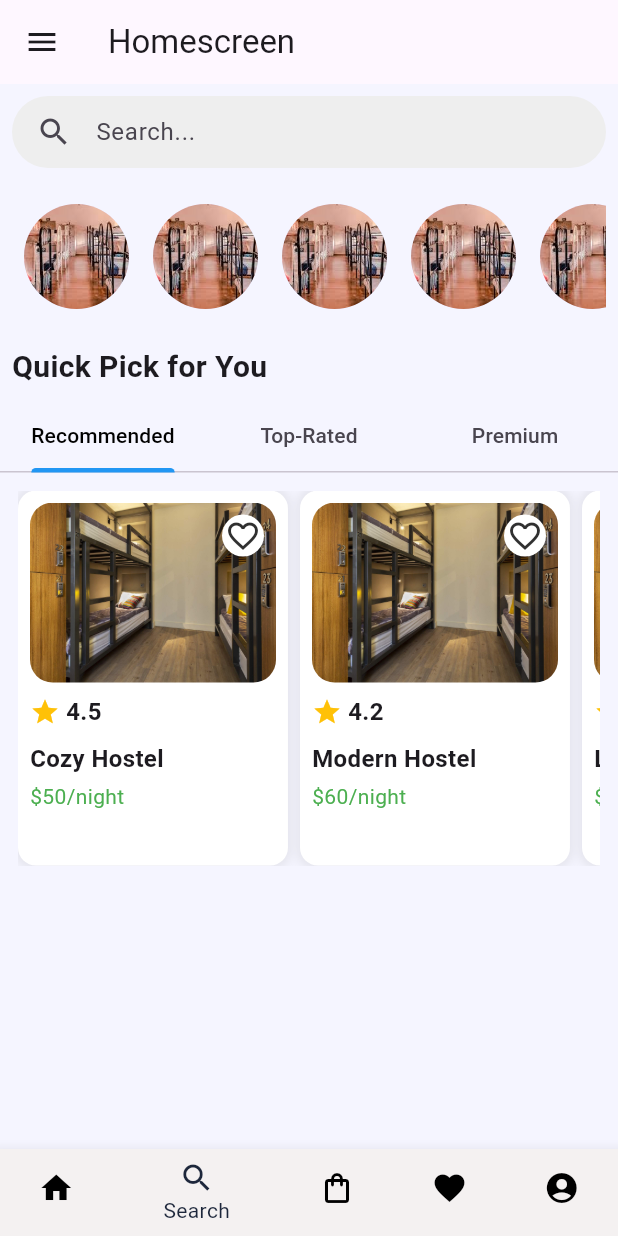
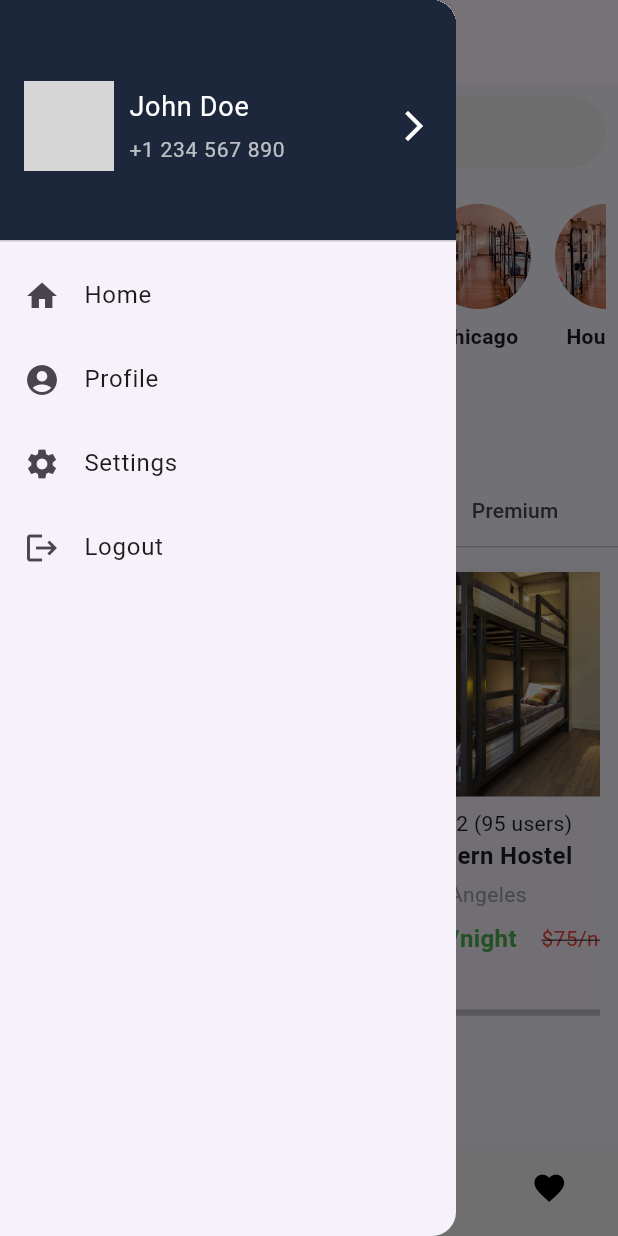
Before and after one commit to Amaldas467/hostel_app, a Flutter app: the HomeScreen screen opened by its route, item 2 of the bottom bar chosen, after a tap on the "menu" icon, on a phone screen of 412 x 824 dp. Run offline on Flutter 3.47's test engine with Material 3 defaults, Android fonts, the phone set to English and light mode, and no system bars; our stand-ins replace stacked; statements that could not run were skipped; grey boxes are pictures that could not be loaded.

Commit message:
edited homescreen

```diff
--- a/lib/screens/homescreen/homescreen_view.dart
+++ b/lib/screens/homescreen/homescreen_view.dart
@@ -1,4 +1,5 @@
 import 'package:flutter/material.dart';
+import 'package:hostel_app/screens/homescreen/widgets/drawer.dart';
 import 'package:hostel_app/screens/homescreen/widgets/hostelcard.dart';
 import 'package:hostel_app/widgets/bottom_nav.dart';
 import '../../constants/colorconstants.dart';
@@ -24,12 +25,17 @@ class _HomeScreenState extends State<HomeScreen> {
     return Scaffold(
       backgroundColor: AppColors.creamColor,
       appBar: AppBar(
-        leading: IconButton(
+        leading: Builder(
+          builder: (context) => IconButton(
             icon: Icon(Icons.menu),
-          onPressed: () {},
+            onPressed: () {
+              Scaffold.of(context).openDrawer();
+            },
+          ),
         ),
         title: Text('Homescreen'),
       ),
+      drawer: Homescreen_drawer(),
       body: CustomScrollView(
         slivers: [
           SliverToBoxAdapter(
@@ -55,18 +61,58 @@ class _HomeScreenState extends State<HomeScreen> {
             child: Padding(
               padding: const EdgeInsets.symmetric(vertical: 16, horizontal: 8),
               child: SizedBox(
-                height: 70,
+                height: 120,
                 child: ListView.builder(
                   scrollDirection: Axis.horizontal,
-                  itemCount: 8,
+                  itemCount: cities.length + 1,
                   itemBuilder: (context, index) {
+                    if (index == 0) {
                       return Padding(
                         padding: const EdgeInsets.symmetric(horizontal: 8.0),
-                      child: CircleAvatar(
+                        child: Column(
+                          children: [
+                            CircleAvatar(
                               radius: 35,
-                        backgroundImage: AssetImage('assets/hostel2.jpeg'),
+                              backgroundColor: Colors.black,
+                              child: Icon(
+                                Icons.near_me,
+                                color: Colors.white,
+                                size: 30,
+                              ),
+                            ),
+                            SizedBox(height: 8),
+                            Text(
+                              'Nearby',
+                              style: TextStyle(
+                                fontSize: 14,
+                                fontWeight: FontWeight.bold,
+                              ),
+                            ),
+                          ],
                         ),
                       );
+                    } else {
+                      final city = cities[index - 1];
+                      return Padding(
+                        padding: const EdgeInsets.symmetric(horizontal: 8.0),
+                        child: Column(
+                          children: [
+                            CircleAvatar(
+                              radius: 35,
+                              backgroundImage: AssetImage(city['image']!),
+                            ),
+                            SizedBox(height: 8),
+                            Text(
+                              city['name']!,
+                              style: TextStyle(
+                                fontSize: 14,
+                                fontWeight: FontWeight.bold,
+                              ),
+                            ),
+                          ],
+                        ),
+                      );
+                    }
                   },
                 ),
               ),
@@ -93,7 +139,8 @@ class _HomeScreenState extends State<HomeScreen> {
               child: LayoutBuilder(
                 builder: (context, constraints) {
                   return SizedBox(
-                    height: 250,
+                    height: 300,
+                    //width: 300,
                     child: ListView.builder(
                       scrollDirection: Axis.horizontal,
                       itemCount: hostels.length,
@@ -102,12 +149,16 @@ class _HomeScreenState extends State<HomeScreen> {
                         return Padding(
                           padding: const EdgeInsets.only(right: 8.0),
                           child: SizedBox(
-                            width: 180, // Fixed width for each item
+                            width: 240,
                             child: Hostelcard(
                               imageUrl: hostel['imageUrl'],
                               rating: hostel['rating'],
                               title: hostel['title'],
                               price: hostel['price'],
+                              location: hostel['location'],
+                              originalPrice: hostel['originalPrice'],
+                              offerPercentage: hostel['offerPercentage'],
+                              userCount: hostel['userCount'],
                             ),
                           ),
                         );
--- /dev/null
+++ b/lib/screens/homescreen/widgets/drawer.dart
@@ -0,0 +1,82 @@
+import 'package:flutter/material.dart';
+
+import '../../../constants/colorconstants.dart';
+
+class Homescreen_drawer extends StatelessWidget {
+  const Homescreen_drawer({super.key});
+
+  @override
+  Widget build(BuildContext context) {
+    return Drawer(
+      child: ListView(
+        padding: EdgeInsets.zero,
+        children: [
+          DrawerHeader(
+            decoration: BoxDecoration(
+              color: AppColors.mirage,
+            ),
+            child: Row(
+              children: [
+                CircleAvatar(
+                  radius: 30,
+                  backgroundImage: AssetImage(
+                      'assets/profile.jpg'), // Replace with your profile image asset
+                ),
+                SizedBox(width: 10),
+                Expanded(
+                  child: Column(
+                    mainAxisAlignment: MainAxisAlignment.center,
+                    crossAxisAlignment: CrossAxisAlignment.start,
+                    children: [
+                      Text(
+                        'John Doe',
+                        style: TextStyle(color: Colors.white, fontSize: 18),
+                      ),
+                      SizedBox(height: 5),
+                      Text(
+                        '+1 234 567 890',
+                        style: TextStyle(color: Colors.white70, fontSize: 14),
+                      ),
+                    ],
+                  ),
+                ),
+                Icon(
+                  Icons.arrow_forward_ios,
+                  color: Colors.white,
+                ),
+              ],
+            ),
+          ),
+          ListTile(
+            leading: Icon(Icons.home),
+            title: Text('Home'),
+            onTap: () {
+              // Navigate to home screen
+            },
+          ),
+          ListTile(
+            leading: Icon(Icons.account_circle),
+            title: Text('Profile'),
+            onTap: () {
+              // Navigate to profile screen
+            },
+          ),
+          ListTile(
+            leading: Icon(Icons.settings),
+            title: Text('Settings'),
+            onTap: () {
+              // Navigate to settings screen
+            },
+          ),
+          ListTile(
+            leading: Icon(Icons.logout),
+            title: Text('Logout'),
+            onTap: () {
+              // Handle logout
+            },
+          ),
+        ],
+      ),
+    );
+  }
+}
--- a/lib/screens/homescreen/widgets/hostelcard.dart
+++ b/lib/screens/homescreen/widgets/hostelcard.dart
@@ -1,102 +1,68 @@
 import 'package:flutter/material.dart';
 
-class Hostelcard extends StatefulWidget {
+class Hostelcard extends StatelessWidget {
   final String imageUrl;
   final double rating;
   final String title;
   final String price;
+  final String location;
+  final String originalPrice;
+  final String offerPercentage;
+  final int userCount;
 
   Hostelcard({
     required this.imageUrl,
     required this.rating,
     required this.title,
     required this.price,
+    required this.location,
+    required this.originalPrice,
+    required this.offerPercentage,
+    required this.userCount,
   });
 
   @override
-  _HostelcardState createState() => _HostelcardState();
-}
-
-class _HostelcardState extends State<Hostelcard> {
-  bool _isLiked = false;
-
-  void _toggleLike() {
-    setState(() {
-      _isLiked = !_isLiked;
-    });
-  }
-
-  @override
   Widget build(BuildContext context) {
-    return Container(
-      padding: EdgeInsets.all(8),
-      decoration: BoxDecoration(
-        borderRadius: BorderRadius.circular(12),
-        color: Colors.white,
-        boxShadow: [
-          BoxShadow(
-            color: Colors.grey.withOpacity(0.2),
-            spreadRadius: 2,
-            blurRadius: 5,
+    return Card(
+      shape: RoundedRectangleBorder(
+        borderRadius: BorderRadius.circular(15),
       ),
-        ],
-      ),
+      elevation: 5,
       child: Column(
         crossAxisAlignment: CrossAxisAlignment.start,
         children: [
-          Stack(
-            children: [
           ClipRRect(
-                borderRadius: BorderRadius.circular(15),
+            borderRadius: BorderRadius.vertical(top: Radius.circular(15)),
             child: Image.asset(
-                  widget.imageUrl,
+              imageUrl,
+              fit: BoxFit.cover,
+              height: 150,
               width: double.infinity,
-                  height: 120,
-                  fit: BoxFit.cover,
             ),
           ),
-              Positioned(
-                top: 8,
-                right: 8,
-                child: CircleAvatar(
-                  backgroundColor: Colors.white,
-                  radius: 14,
-                  child: IconButton(
-                    icon: Icon(
-                      _isLiked ? Icons.favorite : Icons.favorite_border,
-                      color: _isLiked
-                          ? Colors.red
-                          : Color.fromARGB(255, 48, 48, 48),
-                    ),
-                    onPressed: _toggleLike,
-                    padding: EdgeInsets.zero,
-                    constraints: BoxConstraints(),
-                  ),
-                ),
-              ),
-            ],
-          ),
-          SizedBox(height: 8),
+          Padding(
+            padding: const EdgeInsets.all(8.0),
+            child: Column(
+              crossAxisAlignment: CrossAxisAlignment.start,
+              children: [
                 Row(
                   children: [
                     Icon(
                       Icons.star,
                       color: Colors.amber,
-                size: 20,
+                      size: 16,
                     ),
                     SizedBox(width: 4),
                     Text(
-                '${widget.rating}',
+                      '$rating (${userCount} users)',
                       style: TextStyle(
-                  fontSize: 16,
-                  fontWeight: FontWeight.bold,
+                        fontSize: 14,
                       ),
                     ),
                   ],
                 ),
-          SizedBox(height: 8),
                 Text(
-            widget.title,
+                  title,
                   style: TextStyle(
                     fontSize: 16,
                     fontWeight: FontWeight.bold,
@@ -104,10 +70,47 @@ class _HostelcardState extends State<Hostelcard> {
                 ),
                 SizedBox(height: 4),
                 Text(
-            widget.price,
+                  location,
+                  style: TextStyle(
+                    color: Colors.grey,
+                  ),
+                ),
+                SizedBox(height: 8),
+                Row(
+                  mainAxisAlignment: MainAxisAlignment.spaceBetween,
+                  children: [
+                    Text(
+                      price,
+                      style: TextStyle(
+                        fontSize: 16,
+                        fontWeight: FontWeight.bold,
+                        color: Colors.green,
+                      ),
+                    ),
+                    Row(
+                      children: [
+                        Text(
+                          originalPrice,
                           style: TextStyle(
                             fontSize: 14,
-              color: Colors.green,
+                            color: Colors.red,
+                            decoration: TextDecoration.lineThrough,
+                          ),
+                        ),
+                        SizedBox(width: 8),
+                        Text(
+                          offerPercentage,
+                          style: TextStyle(
+                            fontSize: 14,
+                            color: Colors.red,
+                          ),
+                        ),
+                      ],
+                    ),
+                  ],
+                ),
+                SizedBox(height: 8),
+              ],
             ),
           ),
         ],
--- a/lib/screens/homescreen/widgets/hosteldata.dart
+++ b/lib/screens/homescreen/widgets/hosteldata.dart
@@ -4,23 +4,49 @@ final List<Map<String, dynamic>> hostels = [
     'rating': 4.5,
     'title': 'Cozy Hostel',
     'price': '\$50/night',
+    'location': 'New York',
+    'originalPrice': '\$60/night',
+    'offerPercentage': '20% OFF',
+    'userCount': 120,
   },
   {
     'imageUrl': 'assets/hostel1.jpg',
     'rating': 4.2,
     'title': 'Modern Hostel',
     'price': '\$60/night',
+    'location': 'Los Angeles',
+    'originalPrice': '\$75/night',
+    'offerPercentage': '15% OFF',
+    'userCount': 95,
   },
   {
     'imageUrl': 'assets/hostel1.jpg',
     'rating': 4.8,
     'title': 'Luxury Hostel',
     'price': '\$80/night',
+    'location': 'Chicago',
+    'originalPrice': '\$100/night',
+    'offerPercentage': '20% OFF',
+    'userCount': 200,
   },
   {
     'imageUrl': 'assets/hostel1.jpg',
     'rating': 4.0,
     'title': 'Budget Hostel',
     'price': '\$30/night',
+    'location': 'Houston',
+    'originalPrice': '\$40/night',
+    'offerPercentage': '25% OFF',
+    'userCount': 80,
   },
 ];
+
+final List<Map<String, String>> cities = [
+  {'image': 'assets/hostel2.jpeg', 'name': 'New York'},
+  {'image': 'assets/hostel2.jpeg', 'name': 'Los Angeles'},
+  {'image': 'assets/hostel2.jpeg', 'name': 'Chicago'},
+  {'image': 'assets/hostel2.jpeg', 'name': 'Houston'},
+  {'image': 'assets/hostel2.jpeg', 'name': 'Phoenix'},
+  {'image': 'assets/hostel2.jpeg', 'name': 'San Francisco'},
+  {'image': 'assets/hostel2.jpeg', 'name': 'Miami'},
+];
--- a/lib/widgets/bottom_nav.dart
+++ b/lib/widgets/bottom_nav.dart
@@ -38,10 +38,10 @@ class BottomNav extends StatelessWidget {
           icon: Icon(Icons.favorite),
           label: 'Favorites',
         ),
-        BottomNavigationBarItem(
-          icon: Icon(Icons.account_circle),
-          label: 'Profile',
-        ),
+        //BottomNavigationBarItem(
+        //  icon: Icon(Icons.account_circle),
+        //  label: 'Profile',
+        //),
       ],
     );
   }
```
Also changed, not shown: assets/fb.png (added), assets/googleicon.png (added), assets/phone.png (added). Lines whose indentation alone changed are shown as unchanged.
